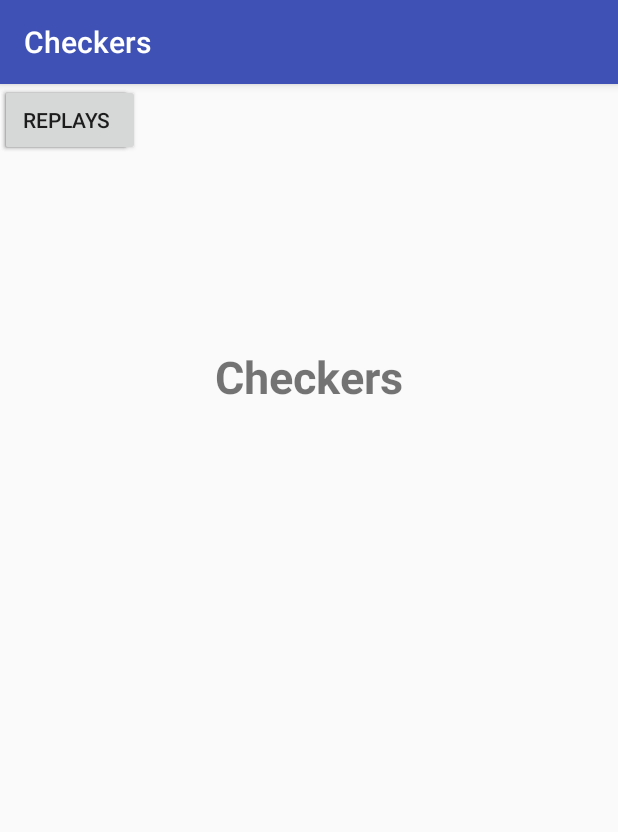
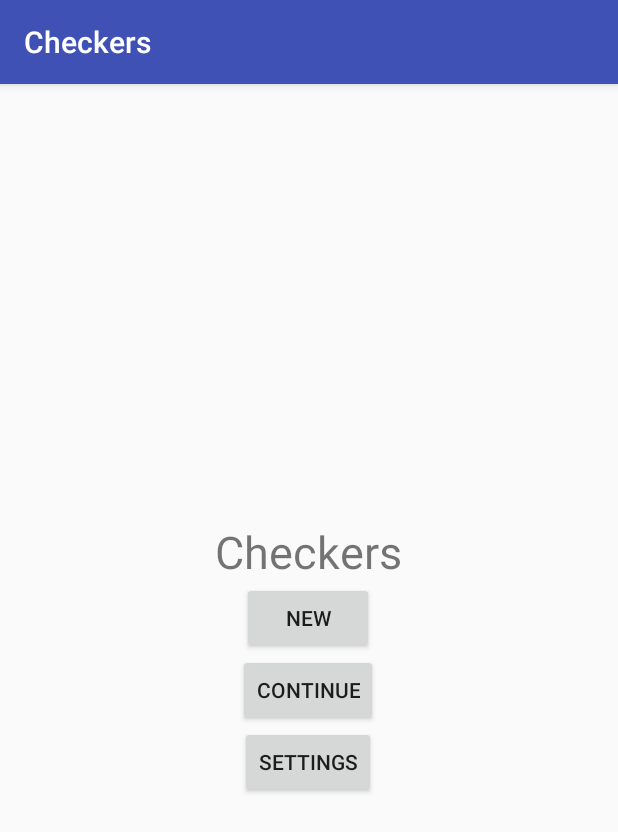
Before and after one commit to JosephGormley/Checkers, an Android app: the screen it shows after launch (MainActivity), on a phone screen of 412 x 824 dp. Shown: the top 832 px of the screen. Run offline under Robolectric (Android 15) with nearby library versions, the phone set to English and light mode, and no system bars.

Commit message:
Main Menu - XML
Buttons result with opening respective Activity
Menu is now landscape/portrait friendly

```diff
--- a/app/src/main/res/layout/activity_main.xml
+++ b/app/src/main/res/layout/activity_main.xml
@@ -6,38 +6,47 @@
     android:layout_height="match_parent"
     tools:context="com.example.joegormley.checkers.MainActivity">
 
+    <RelativeLayout
+        android:layout_width="match_parent"
+        android:layout_height="match_parent" >
+
+        <LinearLayout
+            android:id="@+id/menuLayout"
+            android:layout_width="wrap_content"
+            android:layout_height="wrap_content"
+            android:layout_centerInParent="true"
+            android:orientation="vertical">
+
             <TextView
                 android:layout_width="wrap_content"
-        android:layout_height="45dp"
+                android:layout_height="wrap_content"
+                android:layout_gravity="center"
                 android:text="Checkers"
-        android:textSize="30sp"
-        android:textStyle="bold"
-        app:layout_constraintBottom_toBottomOf="parent"
-        app:layout_constraintLeft_toLeftOf="parent"
-        app:layout_constraintRight_toRightOf="parent"
-        app:layout_constraintTop_toTopOf="parent"
-        app:layout_constraintVertical_bias="0.242" />
+                android:textSize="30sp" />
 
             <Button
                 android:layout_width="wrap_content"
                 android:layout_height="wrap_content"
-        android:text="New"
-        tools:layout_editor_absoluteX="148dp"
-        tools:layout_editor_absoluteY="181dp" />
+                android:layout_gravity="center"
+                android:onClick="openGame"
+                android:text="New" />
 
             <Button
                 android:layout_width="wrap_content"
                 android:layout_height="wrap_content"
-        android:text="Continue"
-        tools:layout_editor_absoluteX="146dp"
-        tools:layout_editor_absoluteY="247dp" />
+                android:layout_gravity="center"
+                android:onClick="openGame"
+                android:text="Continue" />?
 
+            <!-- FUTURE VERSIONS -->
             <Button
                 android:layout_width="wrap_content"
                 android:layout_height="wrap_content"
-        android:text="Replays"
-        tools:layout_editor_absoluteX="148dp"
-        tools:layout_editor_absoluteY="315dp" />
+                android:layout_gravity="center"
+                android:onClick="openSettings"
+                android:text="Settings" />
 
+        </LinearLayout>
 
+    </RelativeLayout>
 </android.support.constraint.ConstraintLayout>
```
Also changed, not shown: app/src/main/AndroidManifest.xml (+5 -3 lines), app/src/main/java/com/example/joegormley/checkers/GameActivity.java (added, +13 -0 lines), app/src/main/java/com/example/joegormley/checkers/MainActivity.java (+12 -0 lines), app/src/main/java/com/example/joegormley/checkers/SettingsActivity.java (added, +13 -0 lines), app/src/main/res/layout/activity_game.xml (added, +19 -0 lines), app/src/main/res/layout/activity_settings.xml (added, +18 -0 lines). Lines whose indentation alone changed are shown as unchanged.
